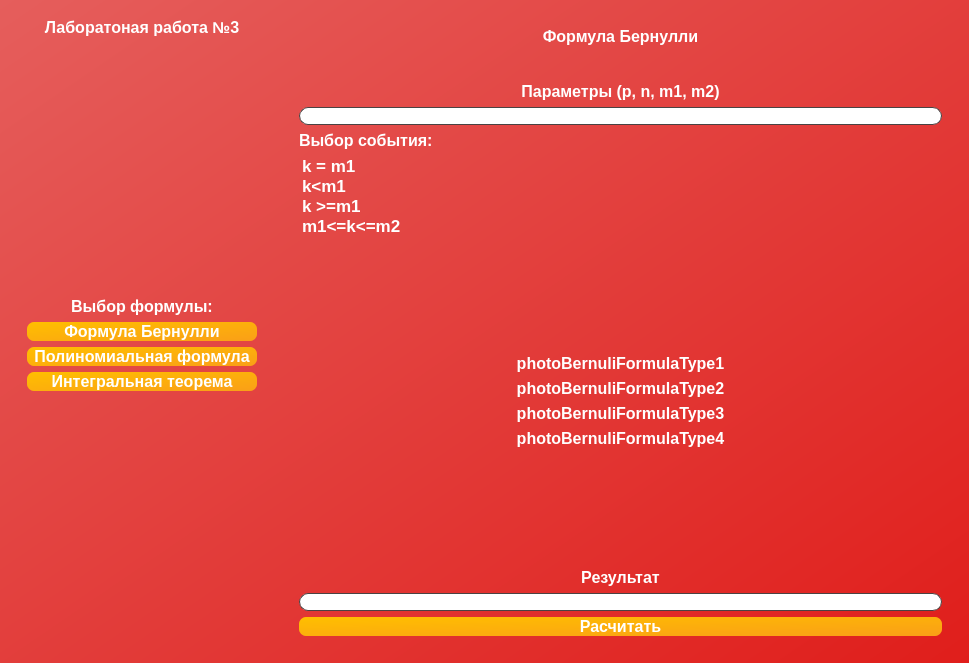
Old version of the form interface.ui in the repository RR3Z/teorverLR3.
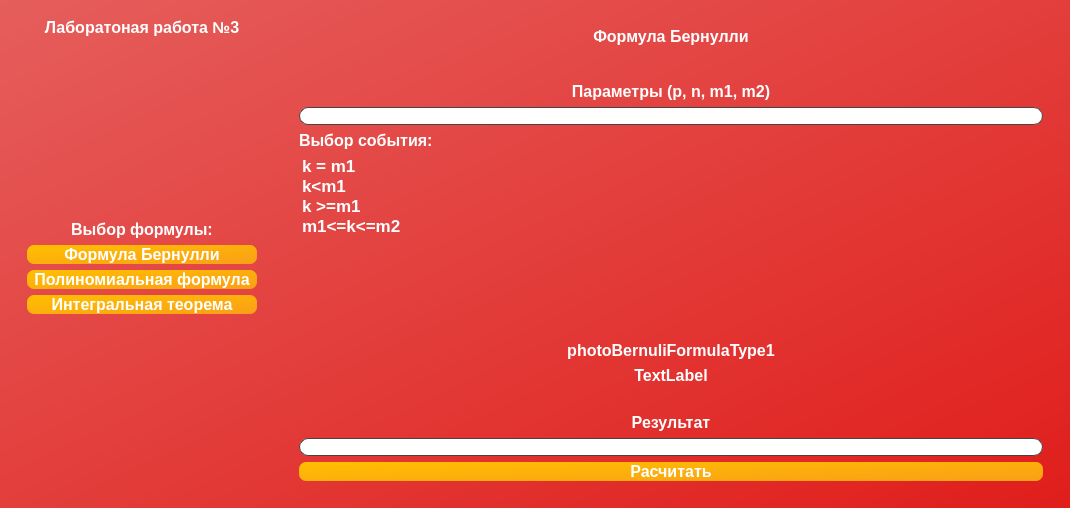
New version of the form. The open tabs and pages were chosen to show the change.

Commit message: Добавлены формулы

Diff of the .ui file:
```diff
--- a/interface.ui
+++ b/interface.ui
@@ -6,8 +6,8 @@
    <rect>
     <x>0</x>
     <y>0</y>
-    <width>969</width>
-    <height>663</height>
+    <width>1070</width>
+    <height>508</height>
    </rect>
   </property>
   <property name="windowTitle">
@@ -33,7 +33,6 @@
 	border-radius: 7px;
 	font-size: 16px;
 	font-weight: bold;
-	box-shadow: 0px 7px 16px -3px rgba(0, 0, 0, 0.5);
 	background: #ffbf00;
 	background: qlineargradient(x1:0, y1:0, x2:1, y2:1, stop:0 #ffbf00,  stop:1 #fa9f17);
 }
@@ -57,6 +56,7 @@
 	border: 1px solid;
 	border-radius: 9px;
 	border-color: #4a4343;
+	color: black;
 }
 
 QLabel{
@@ -740,27 +740,7 @@
              <item>
               <widget class="QLabel" name="photoBernuliFormulaType2">
                <property name="text">
-                <string>photoBernuliFormulaType2</string>
-               </property>
-               <property name="alignment">
-                <set>Qt::AlignCenter</set>
-               </property>
-              </widget>
-             </item>
-             <item>
-              <widget class="QLabel" name="photoBernuliFormulaType3">
-               <property name="text">
-                <string>photoBernuliFormulaType3</string>
-               </property>
-               <property name="alignment">
-                <set>Qt::AlignCenter</set>
-               </property>
-              </widget>
-             </item>
-             <item>
-              <widget class="QLabel" name="photoBernuliFormulaType4">
-               <property name="text">
-                <string>photoBernuliFormulaType4</string>
+                <string>TextLabel</string>
                </property>
                <property name="alignment">
                 <set>Qt::AlignCenter</set>
```
Left out of the diff: 144 changed lines with no effect on the pictures. Lines whose indentation alone changed are shown as unchanged. The commit also changes 1 other file.
